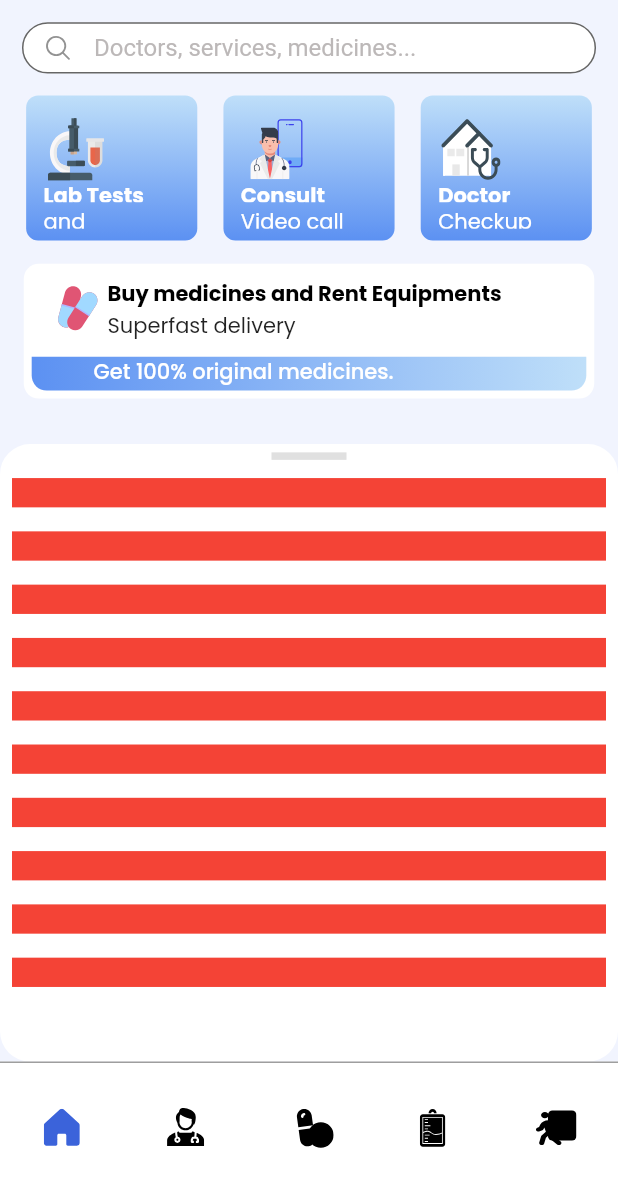
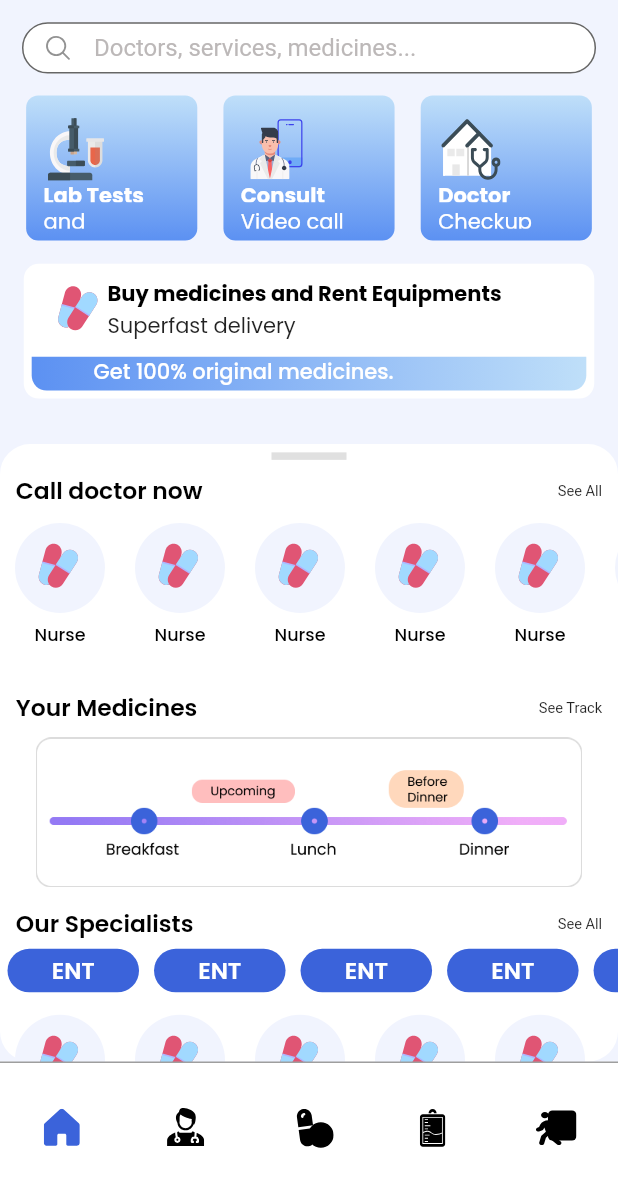
Before and after one commit to samarthasthan/MedBuddyApp, a Flutter app: the screen it shows after launch, on a phone screen of 412 x 824 dp, the part 41-1236 px from its top. Run offline on Flutter 3.47's test engine with Material 2 defaults, Android fonts, the phone set to English and light mode, and no system bars; our stand-ins replace flutter_screenutil, flutter_svg, google_fonts, phosphor_flutter.

Commit message:
HomePage done
HomePage done

```diff
--- a/lib/views/homepage/homepage.dart
+++ b/lib/views/homepage/homepage.dart
@@ -45,14 +45,15 @@ class HomePage extends StatelessWidget {
                         controller: scrollController,
                         itemCount: 10,
                         itemBuilder: (context, index) {
-                          return Padding(
-                            padding: const EdgeInsets.all(8.0),
-                            child: Container(
-                              height: 20.h,
-                              width: double.infinity,
-                              color: Colors.red,
-                            ),
-                          );
+                          if (index == 0) {
+                            return CallSection();
+                          }
+                          if (index == 1) {
+                            return TrackSection();
+                          }
+                          if (index == 2) {
+                            return DoctorSection();
+                          }
                         }),
                   ),
                   const SizedBox(
@@ -67,6 +68,201 @@ class HomePage extends StatelessWidget {
           }),
         )
       ]),
+    );
+  }
+}
+
+class DoctorSection extends StatelessWidget {
+  const DoctorSection({
+    super.key,
+  });
+
+  @override
+  Widget build(BuildContext context) {
+    return Column(
+      children: [
+        Padding(
+          padding: EdgeInsets.only(left: 10.w, top: 5.h, right: 10.w),
+          child: Row(
+            mainAxisAlignment: MainAxisAlignment.spaceBetween,
+            children: [
+              DefaultTextStyle(
+                style: GoogleFonts.poppins(
+                    fontWeight: FontWeight.w600,
+                    fontSize: 16.sp,
+                    color: Colors.black),
+                child: const Text('Our Specialists'),
+              ),
+              Text(
+                'See All',
+                style: TextStyle(fontSize: 10.sp),
+              )
+            ],
+          ),
+        ),
+        SizedBox(
+          height: 40.h,
+          child: ListView.builder(
+            shrinkWrap: true,
+            scrollDirection: Axis.horizontal,
+            itemCount: 10,
+            itemBuilder: (BuildContext context, int index) {
+              return Padding(
+                padding: const EdgeInsets.all(5.0),
+                child: Container(
+                  width: 83.w,
+                  height: 33.h,
+                  decoration: BoxDecoration(
+                      color: primaryColor,
+                      borderRadius: BorderRadius.circular(50)),
+                  child: Center(
+                    child: DefaultTextStyle(
+                      style: GoogleFonts.poppins(
+                          fontWeight: FontWeight.w600,
+                          fontSize: 16.sp,
+                          color: Colors.white),
+                      child: const Text('ENT'),
+                    ),
+                  ),
+                ),
+              );
+            },
+          ),
+        ),
+        SizedBox(
+          height: 110.h,
+          child: ListView.builder(
+            shrinkWrap: true,
+            scrollDirection: Axis.horizontal,
+            itemCount: 10,
+            itemBuilder: (BuildContext context, int index) {
+              return CallItem();
+            },
+          ),
+        ),
+      ],
+    );
+  }
+}
+
+class TrackSection extends StatelessWidget {
+  const TrackSection({
+    super.key,
+  });
+
+  @override
+  Widget build(BuildContext context) {
+    return Column(
+      children: [
+        Padding(
+          padding: EdgeInsets.only(left: 10.w, top: 5.h, right: 10.w),
+          child: Row(
+            mainAxisAlignment: MainAxisAlignment.spaceBetween,
+            children: [
+              DefaultTextStyle(
+                style: GoogleFonts.poppins(
+                    fontWeight: FontWeight.w600,
+                    fontSize: 16.sp,
+                    color: Colors.black),
+                child: const Text('Your Medicines'),
+              ),
+              Text(
+                'See Track',
+                style: TextStyle(fontSize: 10.sp),
+              )
+            ],
+          ),
+        ),
+        Center(
+          child: Padding(
+            padding: const EdgeInsets.all(8.0),
+            child: SizedBox(
+              height: 100,
+              child: Image.asset("assets/images/track.png"),
+            ),
+          ),
+        ),
+      ],
+    );
+  }
+}
+
+class CallSection extends StatelessWidget {
+  const CallSection({
+    super.key,
+  });
+
+  @override
+  Widget build(BuildContext context) {
+    return Column(
+      children: [
+        Padding(
+          padding: EdgeInsets.only(left: 10.w, top: 5.h, right: 10.w),
+          child: Row(
+            mainAxisAlignment: MainAxisAlignment.spaceBetween,
+            children: [
+              DefaultTextStyle(
+                style: GoogleFonts.poppins(
+                    fontWeight: FontWeight.w600,
+                    fontSize: 16.sp,
+                    color: Colors.black),
+                child: const Text('Call doctor now'),
+              ),
+              Text(
+                'See All',
+                style: TextStyle(fontSize: 10.sp),
+              )
+            ],
+          ),
+        ),
+        SizedBox(
+          height: 120.h,
+          child: ListView(
+            shrinkWrap: true,
+            scrollDirection: Axis.horizontal,
+            children: const [
+              CallItem(),
+              CallItem(),
+              CallItem(),
+              CallItem(),
+              CallItem(),
+              CallItem(),
+              CallItem(),
+            ],
+          ),
+        ),
+      ],
+    );
+  }
+}
+
+class CallItem extends StatelessWidget {
+  const CallItem({
+    super.key,
+  });
+
+  @override
+  Widget build(BuildContext context) {
+    return Padding(
+      padding: const EdgeInsets.all(10.0),
+      child: Column(
+        children: [
+          CircleAvatar(
+              radius: 30,
+              backgroundColor: primaryBackgroundColor,
+              child: SvgPicture.asset('assets/icons/medicine.svg')),
+          Padding(
+            padding: EdgeInsets.only(top: 6.h),
+            child: DefaultTextStyle(
+              style: GoogleFonts.poppins(
+                  fontWeight: FontWeight.w500,
+                  fontSize: 12.sp,
+                  color: Colors.black),
+              child: const Text('Nurse'),
+            ),
+          ),
+        ],
+      ),
     );
   }
 }
--- a/pubspec.yaml
+++ b/pubspec.yaml
@@ -40,6 +40,7 @@ dependencies:
   phosphor_flutter: ^1.4.0
   google_fonts: ^4.0.3
   flutter_screenutil: ^5.7.0
+
 
 dev_dependencies:
   flutter_test:
```
Also changed, not shown: assets/images/track.png (added).
